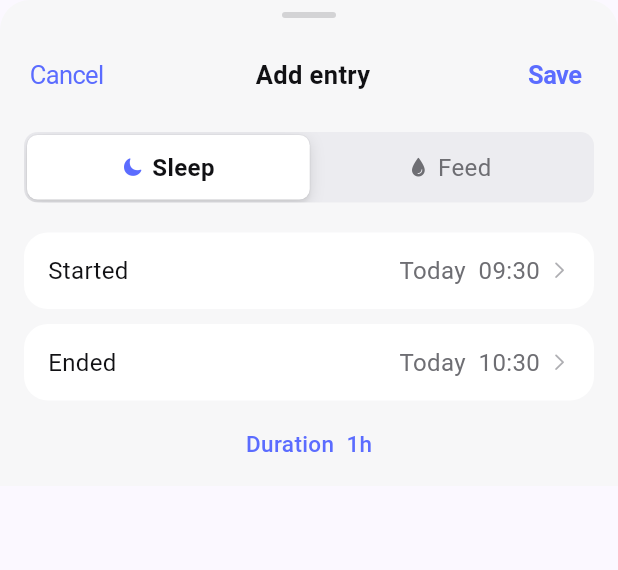
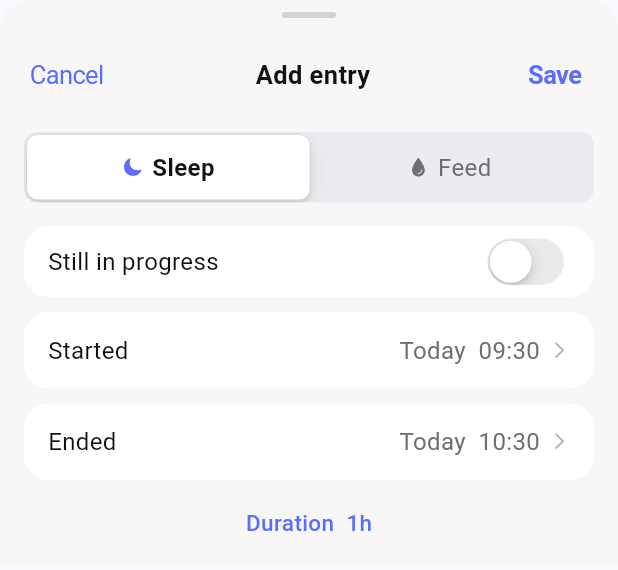
Before and after one commit to emilgras/nomnap, a Flutter app: the AddEntrySheet widget shown alone on an empty page, opened directly with empty values, on a phone screen of 412 x 824 dp. Shown: the top 570 px of the screen. Run offline on Flutter 3.47's test engine with Material 3 defaults, Android fonts, the phone set to English and light mode, and no system bars; our stand-ins replace flutter_svg, shared_preferences; missing offline and left inert: dart:js_interop; accounts and stored records are empty.

Commit message:
Manual entry: support in-progress sessions; request persistent storage
- AddEntrySheet now has a "Still in progress" switch. When on, hides the
  End row and writes a single start event via store.add() instead of
  store.addSession(), creating an ongoing session.
- Validates against starting an ongoing session of a kind that's already
  open, and against future start times.
- Adds requestPersistentStorage() (web/io split) and calls it from main()
  to ask the browser to retain IndexedDB across cache pressure.

Co-Authored-By: Claude Opus 4.7 (1M context) <noreply@anthropic.com>

```diff
--- a/lib/main.dart
+++ b/lib/main.dart
@@ -1,8 +1,11 @@
+import 'dart:async';
+
 import 'package:flutter/cupertino.dart';
 import 'package:flutter/services.dart';
 
 import 'screens/app_shell.dart';
 import 'services/event_store.dart';
+import 'services/persistent_storage.dart';
 import 'theme/app_theme.dart';
 
 Future<void> main() async {
@@ -10,6 +13,7 @@ Future<void> main() async {
   await SystemChrome.setPreferredOrientations([DeviceOrientation.portraitUp]);
   final store = EventStore();
   await store.load();
+  unawaited(requestPersistentStorage());
   runApp(NomNapApp(store: store));
 }
 
--- a/lib/screens/add_entry_sheet.dart
+++ b/lib/screens/add_entry_sheet.dart
@@ -30,6 +30,7 @@ class _AddEntrySheetState extends State<AddEntrySheet> {
   late _Kind _kind;
   late DateTime _start;
   late DateTime _end;
+  bool _ongoing = false;
   bool _saving = false;
   String? _error;
 
@@ -56,10 +57,26 @@ class _AddEntrySheetState extends State<AddEntrySheet> {
     return _Kind.sleep;
   }
 
+  bool get _kindAlreadyOngoing => _kind == _Kind.sleep
+      ? widget.store.isSleeping
+      : widget.store.isFeeding;
+
   Future<void> _save() async {
+    if (_ongoing) {
+      if (_kindAlreadyOngoing) {
+        setState(() => _error =
+            'A ${_kind == _Kind.sleep ? 'sleep' : 'feed'} is already in progress.');
+        return;
+      }
+      if (_start.isAfter(DateTime.now())) {
+        setState(() => _error = "Start can't be in the future.");
+        return;
+      }
+    } else {
       if (!_end.isAfter(_start)) {
         setState(() => _error = 'End must be after start.');
         return;
+      }
     }
     setState(() {
       _saving = true;
@@ -69,6 +86,9 @@ class _AddEntrySheetState extends State<AddEntrySheet> {
     final startType = _kind == _Kind.sleep
         ? EventType.sleepStart
         : EventType.feedStart;
+    if (_ongoing) {
+      await widget.store.add(startType, at: _start);
+    } else {
       final endType =
           _kind == _Kind.sleep ? EventType.sleepEnd : EventType.feedEnd;
       await widget.store.addSession(
@@ -77,6 +97,7 @@ class _AddEntrySheetState extends State<AddEntrySheet> {
         start: _start,
         end: _end,
       );
+    }
     if (mounted) Navigator.of(context).pop();
   }
 
@@ -234,22 +255,35 @@ class _AddEntrySheetState extends State<AddEntrySheet> {
                   ),
                 },
               ),
-              const SizedBox(height: 20),
+              const SizedBox(height: 16),
+              _OngoingRow(
+                value: _ongoing,
+                accent: accent,
+                onChanged: (v) => setState(() {
+                  _ongoing = v;
+                  _error = null;
+                }),
+              ),
+              const SizedBox(height: 10),
               _TimeRow(
                 label: 'Started',
                 value: _formatStamp(_start),
                 onTap: () => _pickTime(isStart: true),
               ),
+              if (!_ongoing) ...[
                 const SizedBox(height: 10),
                 _TimeRow(
                   label: 'Ended',
                   value: _formatStamp(_end),
                   onTap: () => _pickTime(isStart: false),
                 ),
+              ],
               const SizedBox(height: 18),
               Center(
                 child: Text(
-                  'Duration  ${formatDuration(duration)}',
+                  _ongoing
+                      ? 'In progress'
+                      : 'Duration  ${formatDuration(duration)}',
                   style: AppText.subhead.copyWith(
                     color: accent,
                     fontWeight: FontWeight.w500,
@@ -327,6 +361,39 @@ class _SegmentLabel extends StatelessWidget {
   }
 }
 
+class _OngoingRow extends StatelessWidget {
+  final bool value;
+  final Color accent;
+  final ValueChanged<bool> onChanged;
+  const _OngoingRow({
+    required this.value,
+    required this.accent,
+    required this.onChanged,
+  });
+
+  @override
+  Widget build(BuildContext context) {
+    return Container(
+      padding: const EdgeInsets.symmetric(horizontal: 16, vertical: 4),
+      decoration: BoxDecoration(
+        color: AppColors.surface,
+        borderRadius: BorderRadius.circular(AppRadius.card),
+      ),
+      child: Row(
+        children: [
+          Text('Still in progress', style: AppText.callout),
+          const Spacer(),
+          CupertinoSwitch(
+            value: value,
+            activeTrackColor: accent,
+            onChanged: onChanged,
+          ),
+        ],
+      ),
+    );
+  }
+}
+
 class _TimeRow extends StatelessWidget {
   final String label;
   final String value;
--- /dev/null
+++ b/lib/services/persistent_storage.dart
@@ -0,0 +1,8 @@
+import 'persistent_storage_stub.dart'
+    if (dart.library.js_interop) 'persistent_storage_web.dart' as impl;
+
+/// Asks the browser to mark this origin's storage as persistent so it
+/// won't be evicted under cache pressure or by routine "clear cache" actions.
+/// Returns true when persistence is granted (or already granted), false
+/// otherwise. No-op on non-web platforms, which already have durable storage.
+Future<bool> requestPersistentStorage() => impl.requestPersistentStorage();
--- /dev/null
+++ b/lib/services/persistent_storage_stub.dart
@@ -0,0 +1 @@
+Future<bool> requestPersistentStorage() async => true;
--- /dev/null
+++ b/lib/services/persistent_storage_web.dart
@@ -0,0 +1,26 @@
+import 'dart:js_interop';
+
+@JS('navigator')
+external _Navigator get _navigator;
+
+extension type _Navigator._(JSObject _) implements JSObject {
+  external _StorageManager? get storage;
+}
+
+extension type _StorageManager._(JSObject _) implements JSObject {
+  external JSPromise<JSBoolean> persist();
+  external JSPromise<JSBoolean> persisted();
+}
+
+Future<bool> requestPersistentStorage() async {
+  try {
+    final storage = _navigator.storage;
+    if (storage == null) return false;
+    final already = (await storage.persisted().toDart).toDart;
+    if (already) return true;
+    final granted = (await storage.persist().toDart).toDart;
+    return granted;
+  } catch (_) {
+    return false;
+  }
+}
```
Lines whose indentation alone changed are shown as unchanged.
